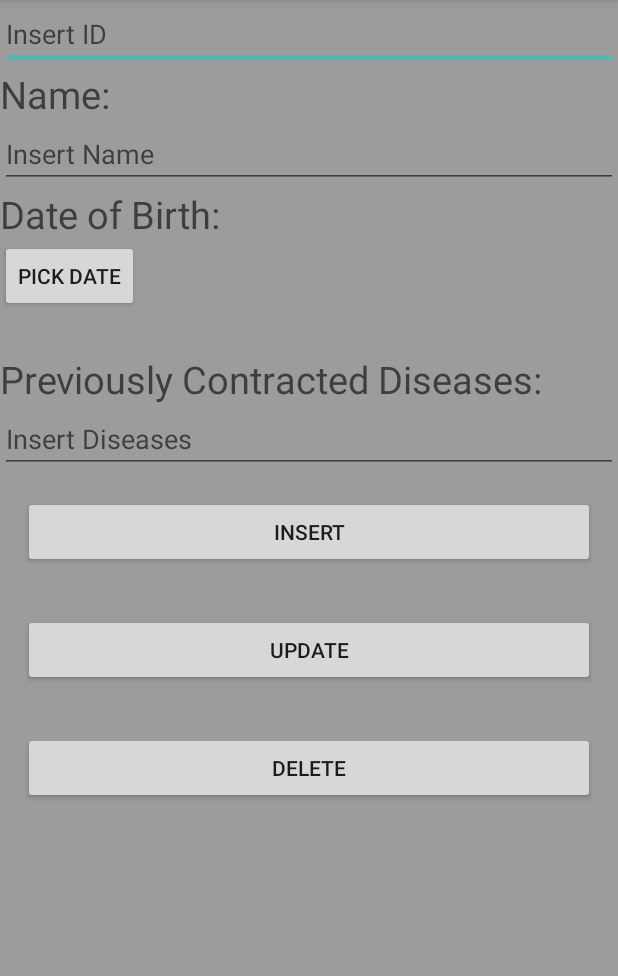
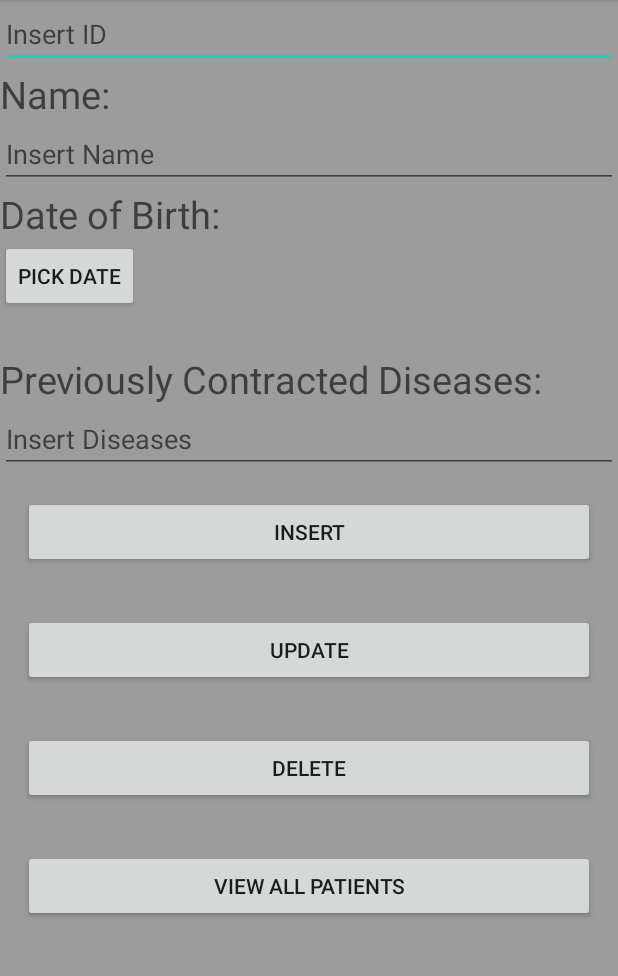
Before and after one commit to DanielSiob/Gestao_Infetados, an Android app: the Add_Patient_Data screen opened directly, with no data from a screen before it, on a phone screen of 412 x 824 dp, the part 84-1060 px from its top. Run offline under Robolectric (Android 15) with nearby library versions, the phone set to English and light mode, and no system bars.

Commit message:
Inicio do desenvolvimento do RecyclerViewPacientes

```diff
--- a/app/build.gradle
+++ b/app/build.gradle
@@ -28,6 +28,7 @@ dependencies {
 
     implementation 'androidx.appcompat:appcompat:1.1.0'
     implementation 'androidx.constraintlayout:constraintlayout:1.1.3'
+    implementation 'androidx.legacy:legacy-support-v4:1.0.0'
     testImplementation 'junit:junit:4.12'
     androidTestImplementation 'androidx.test.ext:junit:1.1.1'
     androidTestImplementation 'androidx.test.espresso:espresso-core:3.2.0'
--- a/app/src/main/java/com/example/gestaoinfetados/Add_Patient_Data.java
+++ b/app/src/main/java/com/example/gestaoinfetados/Add_Patient_Data.java
@@ -4,6 +4,7 @@ import androidx.appcompat.app.AppCompatActivity;
 
 import android.app.DatePickerDialog;
 import android.content.ContentValues;
+import android.content.Intent;
 import android.database.Cursor;
 import android.database.sqlite.SQLiteDatabase;
 import android.database.sqlite.SQLiteOpenHelper;
@@ -141,4 +142,9 @@ public class Add_Patient_Data extends AppCompatActivity implements AdapterView.O
         String id = TIETid.getText().toString();
         return db.update(DatabaseHelper.TABLE_NAME, contentValues, DatabaseHelper.COL_1 +"=?", new String[]{id})>0;
     }
+
+    public void verTodosPa (View view){
+        Intent intentVerTodosPa = new Intent(this, RecyclerViewPacientes.class);
+        startActivity(intentVerTodosPa);
+    }
 }
--- a/app/src/main/java/com/example/gestaoinfetados/Pacientes.java
+++ b/app/src/main/java/com/example/gestaoinfetados/Pacientes.java
@@ -38,4 +38,5 @@ public class Pacientes {
     public void setDoe(String doe) {
         this.doe = doe;
     }
+
 }
--- a/app/src/main/res/layout/activity_add__patient__data.xml
+++ b/app/src/main/res/layout/activity_add__patient__data.xml
@@ -9,6 +9,16 @@
     android:orientation="vertical"
     tools:context=".Add_Patient_Data">
 
+    <androidx.core.widget.NestedScrollView
+        android:layout_width="match_parent"
+        android:layout_height="match_parent"
+        android:fillViewport="true">
+
+        <LinearLayout
+            android:layout_width="match_parent"
+            android:layout_height="wrap_content"
+            android:orientation="vertical" >
+
             <com.google.android.material.textfield.TextInputEditText
                 android:id="@+id/TIETid"
                 android:layout_width="match_parent"
@@ -19,9 +29,9 @@
                 android:id="@+id/textViewNamePatient"
                 android:layout_width="match_parent"
                 android:layout_height="wrap_content"
-        android:textSize="25dp"
                 android:text="Name:"
-        android:textAppearance="@style/TextAppearance.AppCompat.Medium" />
+                android:textAppearance="@style/TextAppearance.AppCompat.Medium"
+                android:textSize="25dp" />
 
             <com.google.android.material.textfield.TextInputEditText
                 android:id="@+id/TIETNomePat"
@@ -29,14 +39,13 @@
                 android:layout_height="wrap_content"
                 android:hint="Insert Name" />
 
-
             <TextView
                 android:id="@+id/TVDate"
                 android:layout_width="wrap_content"
                 android:layout_height="wrap_content"
-        android:textSize="25dp"
                 android:text="Date of Birth:"
-        android:textAppearance="@style/TextAppearance.AppCompat.Medium" />
+                android:textAppearance="@style/TextAppearance.AppCompat.Medium"
+                android:textSize="25dp" />
 
             <Button
                 android:id="@+id/btnPickDatePatient"
@@ -48,16 +57,16 @@
                 android:id="@+id/TextViewPickDatePatient"
                 android:layout_width="wrap_content"
                 android:layout_height="wrap_content"
-        android:textSize="20dp"
-        android:text="" />
+                android:text=""
+                android:textSize="20dp" />
 
             <TextView
                 android:id="@+id/TVDoencas"
                 android:layout_width="wrap_content"
                 android:layout_height="wrap_content"
-        android:textSize="25dp"
                 android:text="Previously Contracted Diseases:"
-        android:textAppearance="@style/TextAppearance.AppCompat.Medium" />
+                android:textAppearance="@style/TextAppearance.AppCompat.Medium"
+                android:textSize="25dp" />
 
             <com.google.android.material.textfield.TextInputEditText
                 android:id="@+id/TIETDoeCont"
@@ -68,46 +77,69 @@
             <LinearLayout
                 android:layout_width="match_parent"
                 android:layout_height="wrap_content"
+                android:layout_gravity="center_horizontal"
                 android:layout_margin="10dp"
-            android:layout_gravity="center_horizontal"
                 android:onClick="saveAddPat"
                 android:padding="5dp">
+
                 <Button
                     android:id="@+id/btnGuAddPatData"
                     android:layout_width="match_parent"
                     android:layout_height="wrap_content"
                     android:layout_gravity="center_horizontal"
-            android:text="Insert"/>
+                    android:text="Insert" />
             </LinearLayout>
 
             <LinearLayout
                 android:layout_width="match_parent"
                 android:layout_height="wrap_content"
+                android:layout_gravity="center_horizontal"
                 android:layout_margin="10dp"
-        android:layout_gravity="center_horizontal"
                 android:onClick="updateAddPat"
                 android:padding="5dp">
+
                 <Button
                     android:id="@+id/btnUpAddPatData"
                     android:layout_width="match_parent"
                     android:layout_height="wrap_content"
                     android:layout_gravity="center_horizontal"
-            android:text="Update"/>
+                    android:text="Update" />
             </LinearLayout>
 
             <LinearLayout
                 android:layout_width="match_parent"
                 android:layout_height="wrap_content"
+                android:layout_gravity="center_horizontal"
                 android:layout_margin="10dp"
-        android:layout_gravity="center_horizontal"
                 android:onClick="deleteAddPat"
                 android:padding="5dp">
+
                 <Button
                     android:id="@+id/btnDeAddPatData"
                     android:layout_width="match_parent"
                     android:layout_height="wrap_content"
                     android:layout_gravity="center_horizontal"
-            android:text="Delete"/>
+                    android:text="Delete" />
+            </LinearLayout>
+
+            <LinearLayout
+                android:layout_width="match_parent"
+                android:layout_height="wrap_content"
+                android:layout_gravity="center_horizontal"
+                android:layout_margin="10dp"
+                android:onClick="verTodosPa"
+                android:padding="5dp">
+
+                <Button
+                    android:id="@+id/btnVAAddPatData"
+                    android:layout_width="match_parent"
+                    android:layout_height="wrap_content"
+                    android:layout_gravity="center_horizontal"
+                    android:text="View All Patients" />
             </LinearLayout>
 
         </LinearLayout>
+    </androidx.core.widget.NestedScrollView>
+
+
+</LinearLayout>
--- a/app/src/main/res/layout/itempacientes.xml
+++ b/app/src/main/res/layout/itempacientes.xml
@@ -3,7 +3,7 @@
     xmlns:app="http://schemas.android.com/apk/res-auto"
     xmlns:tools="http://schemas.android.com/tools"
     android:layout_width="match_parent"
-    android:layout_height="100dp"
+    android:layout_height="150dp"
     android:orientation="vertical">
 
     <TextView
```
Also changed, not shown: app/src/main/java/com/example/gestaoinfetados/AdaptadorPacientes.java (+45 -4 lines), app/src/main/java/com/example/gestaoinfetados/Converte.java (added, +14 -0 lines), app/src/main/java/com/example/gestaoinfetados/RecyclerViewPacientes.java (+41 -1 lines), app/src/main/res/layout/activity_recycler_view_pacientes.xml (+12 -0 lines). Lines whose indentation alone changed are shown as unchanged.
